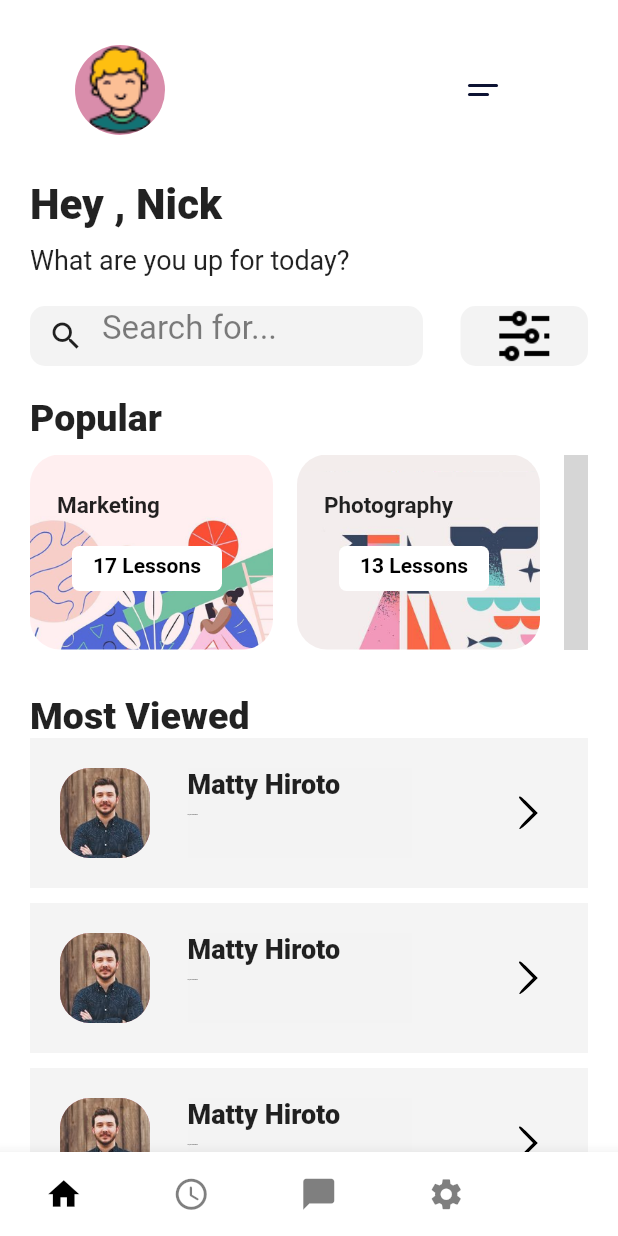
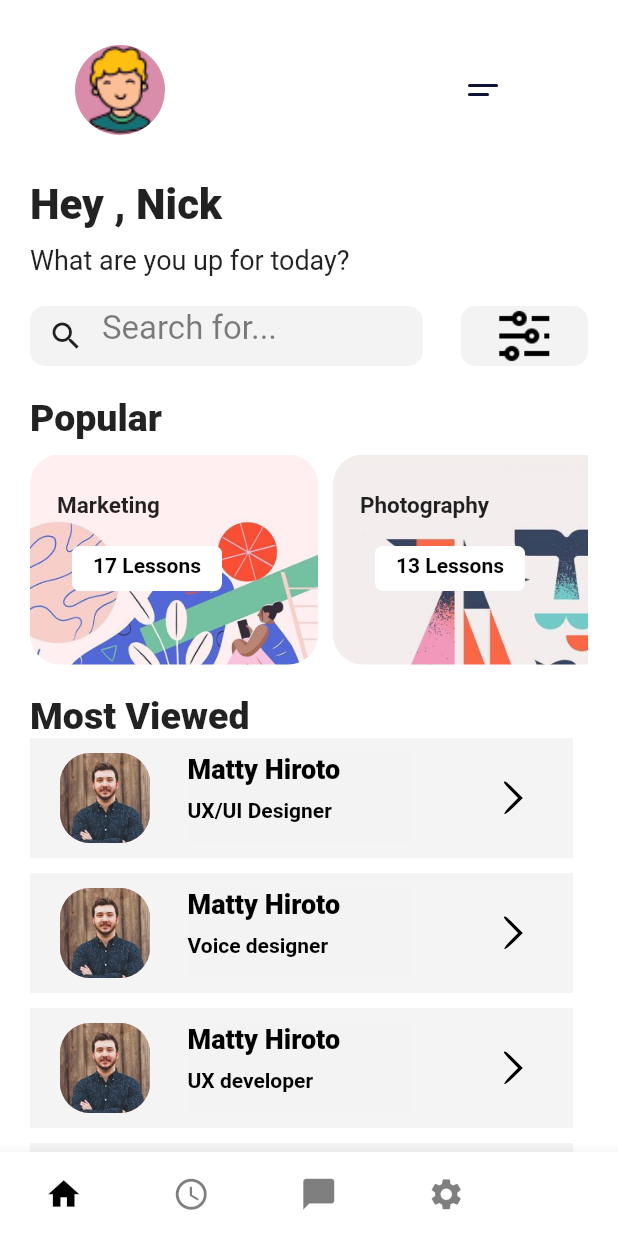
Before and after one commit to elyxiumtech/FPFA_01, a Flutter app: the screen it shows after launch, after a tap on "Start learning", on a phone screen of 412 x 824 dp. Run offline on Flutter 3.47's test engine with Material 2 defaults, Android fonts, the phone set to English and light mode, and no system bars; drawn by our look-alikes of animated_bottom_navigation_bar; our stand-ins replace flutter_svg; grey boxes are pictures that could not be loaded.

Commit message:
Done with Courseloop app

```diff
--- /dev/null
+++ b/lib/Screens/course_schdeule.dart
@@ -0,0 +1,108 @@
+import 'package:flutter/material.dart';
+import 'package:learncourse/widgets/course_progress.dart';
+
+class Schedule extends StatelessWidget {
+  //const Schedule({ Key? key }) : super//(key: key);
+
+  @override
+  Widget build(BuildContext context) {
+    return SafeArea(
+      child: SingleChildScrollView(
+        physics: NeverScrollableScrollPhysics(),
+        child: Container(
+          height: MediaQuery.of(context).size.height,
+          //color: Colors.yellow,
+          child: Column(
+            children: [
+              Row(
+                mainAxisAlignment: MainAxisAlignment.center,
+                //crossAxisAlignment: CrossAxisAlignment.center,
+                children: [
+                  Container(
+                    margin: EdgeInsets.only(top: 20, bottom: 20),
+                    color: Colors.white,
+                    child: Text(
+                      "Course Schedule",
+                      style:
+                          TextStyle(fontSize: 35, fontWeight: FontWeight.w900),
+                    ),
+                  )
+                ],
+              ),
+              Row(
+                mainAxisAlignment: MainAxisAlignment.center,
+                children: [
+                  Stack(children: [
+                    Container(
+                        height: MediaQuery.of(context).size.height - 500,
+                        margin: EdgeInsets.only(right: 16),
+                        width: MediaQuery.of(context).size.width - 100,
+                        decoration: BoxDecoration(
+                            image: DecorationImage(
+                                image:
+                                    AssetImage("assets/images/vr_course.jpg"),
+                                fit: BoxFit.cover),
+                            borderRadius: BorderRadius.circular(20))),
+                    Padding(
+                        padding: const EdgeInsets.only(
+                            top: 100, right: 30, left: 40),
+                        child: Column(
+                            crossAxisAlignment: CrossAxisAlignment.start,
+                            children: <Widget>[
+                              Text('VR and AR',
+                                  style: TextStyle(
+                                    color: Colors.white,
+                                    fontSize: 25,
+                                    fontWeight: FontWeight.w900,
+                                  )),
+                              SizedBox(
+                                height: 8,
+                              ),
+                              Text('Learn the basics of AR and \n VR content',
+                                  style: TextStyle(
+                                    fontSize: 14,
+                                    color: Colors.white,
+                                    fontWeight: FontWeight.w600,
+                                  ))
+                            ]))
+                  ])
+                ],
+              ),
+              Row(
+                mainAxisAlignment: MainAxisAlignment.start,
+                //crossAxisAlignment: CrossAxisAlignment.center,
+                children: [
+                  Container(
+                    margin: EdgeInsets.only(left: 35, top: 20, bottom: 10),
+                    color: Colors.white,
+                    child: Text(
+                      "Sep 22nd 2021",
+                      style:
+                          TextStyle(fontSize: 25, fontWeight: FontWeight.w900),
+                    ),
+                  )
+                ],
+              ),
+              Row(
+                mainAxisAlignment: MainAxisAlignment.start,
+                //crossAxisAlignment: CrossAxisAlignment.center,
+                children: [
+                  Container(
+                    margin: EdgeInsets.only(left: 35, top: 0, bottom: 15),
+                    color: Colors.white,
+                    child: Text(
+                      "17 lessons",
+                      style:
+                          TextStyle(fontSize: 18, fontWeight: FontWeight.w600),
+                    ),
+                  )
+                ],
+              ),
+              CourseProgress(),
+            ],
+          ),
+        ),
+      ),
+    );
+  }
+}
--- a/lib/Screens/home_screen.dart
+++ b/lib/Screens/home_screen.dart
@@ -1,7 +1,7 @@
 import 'package:animated_bottom_navigation_bar/animated_bottom_navigation_bar.dart';
 import 'package:flutter/material.dart';
 import 'package:learncourse/Screens/chat_screen.dart';
-import 'package:learncourse/Screens/schedule.dart';
+import 'package:learncourse/Screens/course_schdeule.dart';
 //import 'package:learncourse/widgets/home_appBar.dart';
 import 'package:learncourse/widgets/homepage_body.dart';
 
@@ -46,7 +46,8 @@ class _HomeScreen extends State<HomeScreen> {
   }
 
   Widget getFooter() {
-    return AnimatedBottomNavigationBar(
+    return Container(
+        child: AnimatedBottomNavigationBar(
       icons: [
         Icons.home,
         Icons.schedule_rounded,
@@ -61,13 +62,14 @@ class _HomeScreen extends State<HomeScreen> {
 
       //notchSmoothness: NotchSmoothness.softEdge,
       leftCornerRadius: 0,
+
       iconSize: 25,
       rightCornerRadius: 0,
       onTap: (index) {
         selectedTab(index);
       },
-      //other params
-    );
+    ) //other params
+        );
   }
 
   selectedTab(index) {
--- a/lib/Screens/schedule.dart
+++ /dev/null
@@ -1,102 +0,0 @@
-import 'package:flutter/material.dart';
-import 'package:learncourse/widgets/course_progress.dart';
-
-class Schedule extends StatelessWidget {
-  //const Schedule({ Key? key }) : super//(key: key);
-
-  @override
-  Widget build(BuildContext context) {
-    return SingleChildScrollView(
-      // physics: NeverScrollableScrollPhysics(),
-      child: Container(
-        height: MediaQuery.of(context).size.height,
-        //color: Colors.yellow,
-        child: Column(
-          children: [
-            Row(
-              mainAxisAlignment: MainAxisAlignment.center,
-              //crossAxisAlignment: CrossAxisAlignment.center,
-              children: [
-                Container(
-                  margin: EdgeInsets.only(top: 20, bottom: 20),
-                  color: Colors.white,
-                  child: Text(
-                    "Course Schedule",
-                    style: TextStyle(fontSize: 35, fontWeight: FontWeight.w900),
-                  ),
-                )
-              ],
-            ),
-            Row(
-              mainAxisAlignment: MainAxisAlignment.center,
-              children: [
-                Stack(children: [
-                  Container(
-                      height: MediaQuery.of(context).size.height - 500,
-                      margin: EdgeInsets.only(right: 16),
-                      width: MediaQuery.of(context).size.width - 100,
-                      decoration: BoxDecoration(
-                          image: DecorationImage(
-                              image: AssetImage("assets/images/vr_course.jpg"),
-                              fit: BoxFit.cover),
-                          borderRadius: BorderRadius.circular(20))),
-                  Padding(
-                      padding:
-                          const EdgeInsets.only(top: 100, right: 30, left: 40),
-                      child: Column(
-                          crossAxisAlignment: CrossAxisAlignment.start,
-                          children: <Widget>[
-                            Text('VR and AR',
-                                style: TextStyle(
-                                  color: Colors.white,
-                                  fontSize: 25,
-                                  fontWeight: FontWeight.w900,
-                                )),
-                            SizedBox(
-                              height: 8,
-                            ),
-                            Text('Learn the basics of AR and \n VR content',
-                                style: TextStyle(
-                                  fontSize: 14,
-                                  color: Colors.white,
-                                  fontWeight: FontWeight.w600,
-                                ))
-                          ]))
-                ])
-              ],
-            ),
-            Row(
-              mainAxisAlignment: MainAxisAlignment.start,
-              //crossAxisAlignment: CrossAxisAlignment.center,
-              children: [
-                Container(
-                  margin: EdgeInsets.only(left: 35, top: 20, bottom: 10),
-                  color: Colors.white,
-                  child: Text(
-                    "Sep 22nd 2021",
-                    style: TextStyle(fontSize: 25, fontWeight: FontWeight.w900),
-                  ),
-                )
-              ],
-            ),
-            Row(
-              mainAxisAlignment: MainAxisAlignment.start,
-              //crossAxisAlignment: CrossAxisAlignment.center,
-              children: [
-                Container(
-                  margin: EdgeInsets.only(left: 35, top: 0, bottom: 10),
-                  color: Colors.white,
-                  child: Text(
-                    "17 lessons",
-                    style: TextStyle(fontSize: 18, fontWeight: FontWeight.w600),
-                  ),
-                )
-              ],
-            ),
-            CourseProgress(),
-          ],
-        ),
-      ),
-    );
-  }
-}
--- a/lib/providers/courses.dart
+++ b/lib/providers/courses.dart
@@ -9,19 +9,23 @@ const List<Color> cardColor = [
 const List course_desc = [
   {
     'course_module': '1.1 Understanding basics',
-    'course_submodule': "Termins and examples  "
+    'course_submodule': "Termins and examples  ",
+    "time": "10:30am - 1:00pm",
   },
   {
     'course_module': '1.2 Creating first AR app',
-    'course_submodule': " Create your first AR app"
+    'course_submodule': " Create your first AR app",
+    "time": "1:00pm - 02:30pm ",
   },
   {
-    'course_module': '1.1 Understanding basics',
-    'course_submodule': "Termins and examples  "
+    'course_module': '1.3 Understanding basics',
+    'course_submodule': "Termins and examples  ",
+    "time": "2:30pm - 04:00pm",
   },
   {
-    'course_module': '1.1 Understanding basics',
-    'course_submodule': "Termins and examples  "
+    'course_module': '1.4 Understanding basics',
+    'course_submodule': "Termins and examples  ",
+    "time": "04:00pm - 05:30pm",
   }
 ];
 const List online_data_one = [
@@ -66,17 +70,17 @@ const List instructor_data = [
   },
   {
     "instructor_img": "assets/images/11.jpg",
-    "instructor_pos": "UX/UI Designer",
+    "instructor_pos": "Voice designer",
     "instructor_name": "Matty Hiroto"
   },
   {
     "instructor_img": "assets/images/11.jpg",
-    "instructor_pos": "UX/UI Designer",
+    "instructor_pos": "UX developer",
     "instructor_name": "Matty Hiroto"
   },
   {
     "instructor_img": "assets/images/11.jpg",
-    "instructor_pos": "UX/UI Designer",
+    "instructor_pos": "UX writer",
     "instructor_name": "Matty Hiroto"
   }
 ];
--- a/lib/widgets/course_progress.dart
+++ b/lib/widgets/course_progress.dart
@@ -10,6 +10,7 @@ class CourseProgress extends StatelessWidget {
       child: SingleChildScrollView(
         //physics: NeverScrollableScrollPhysics(),
         child: ListView.builder(
+            physics: NeverScrollableScrollPhysics(),
             scrollDirection: Axis.vertical,
             shrinkWrap: true,
             itemCount: cardColor.length,
@@ -42,7 +43,7 @@ class CourseProgress extends StatelessWidget {
                         Row(
                           children: [
                             Container(
-                              height: 190,
+                              height: 170,
                               //height: MediaQuery.of(context).size.height - 250,
                               width: 2,
                               // width: MediaQuery.of(context).size.width - 50,
@@ -63,7 +64,7 @@ class CourseProgress extends StatelessWidget {
                         crossAxisAlignment: CrossAxisAlignment.start,
                         children: [
                           Container(
-                            margin: EdgeInsets.only(top: 0, bottom: 35),
+                            margin: EdgeInsets.only(top: 0, bottom: 20),
                             color: Colors.white,
                             child: Text(
                               " 10:30am - 1:30 pm",
@@ -77,8 +78,9 @@ class CourseProgress extends StatelessWidget {
                         children: [
                           Stack(children: [
                             Container(
+                              margin: EdgeInsets.only(bottom: 20),
                               height: 130,
-                              width: 330,
+                              width: 300,
                               decoration: BoxDecoration(
                                 borderRadius: BorderRadius.circular(20),
                                 color: cardColor[i].withOpacity(0.6),
@@ -94,17 +96,18 @@ class CourseProgress extends StatelessWidget {
                                       Text(
                                         course_desc[i]['course_module'],
                                         style: TextStyle(
-                                            fontSize: 15,
-                                            fontWeight: FontWeight.bold),
+                                            fontSize: 18,
+                                            fontWeight: FontWeight.w600),
                                       ),
                                       SizedBox(
                                         height: 8,
                                       ),
                                       Text(course_desc[i]['course_submodule'],
                                           style: TextStyle(
-                                              fontSize: 14,
-                                              color: Colors.black
-                                                  .withOpacity(0.6)))
+                                              fontSize: 16,
+                                              color:
+                                                  Colors.black.withOpacity(0.7),
+                                              fontWeight: FontWeight.w500))
                                     ]))
                           ]),
                         ],
--- a/lib/widgets/homepage_body.dart
+++ b/lib/widgets/homepage_body.dart
@@ -113,7 +113,7 @@ class HomeBody extends StatelessWidget {
                 height: 20,
               ),
               Row(
-                  mainAxisAlignment: MainAxisAlignment.spaceBetween,
+                  //mainAxisAlignment: MainAxisAlignment.spaceBetween,
                   children: <Widget>[
                     Text(
                       "Most Viewed",
@@ -124,8 +124,7 @@ class HomeBody extends StatelessWidget {
               Column(
                 children: [
                   Row(children: [
-                    Expanded(
-                      child: Container(
+                    Container(
                       margin: EdgeInsets.only(bottom: 0),
                       //height: MediaQuery.of(context).size.height,
                       width: MediaQuery.of(context).size.width - 50,
@@ -133,7 +132,6 @@ class HomeBody extends StatelessWidget {
                           color: Color(0xffFFFF),
                           borderRadius: BorderRadius.circular(10)),
                       child: MostViewedCourses(),
-                      ),
                     ),
                   ]),
                 ],
--- a/lib/widgets/most_viewed.dart
+++ b/lib/widgets/most_viewed.dart
@@ -19,7 +19,7 @@ class MostViewedCourses extends StatelessWidget {
               mainAxisAlignment: MainAxisAlignment.spaceBetween,
               children: <Widget>[
                 Padding(
-                  padding: const EdgeInsets.only(top: 20.0, bottom: 20),
+                  padding: const EdgeInsets.only(top: 10.0, bottom: 10),
                   child: Row(
                     children: [
                       Container(
@@ -50,7 +50,9 @@ class MostViewedCourses extends StatelessWidget {
                               child: Text(
                                 instructor_data[i]['instructor_name'],
                                 style: TextStyle(
-                                    fontSize: 18, fontWeight: FontWeight.w900),
+                                    color: Colors.black,
+                                    fontSize: 18,
+                                    fontWeight: FontWeight.w900),
                               ),
                             ),
                           ]),
@@ -62,7 +64,9 @@ class MostViewedCourses extends StatelessWidget {
                               child: Text(
                                 instructor_data[i]['instructor_pos'],
                                 style: TextStyle(
-                                    fontSize: 1, fontWeight: FontWeight.w600),
+                                    color: Colors.black,
+                                    fontSize: 14,
+                                    fontWeight: FontWeight.w600),
                               ),
                             ),
                           ]),
--- a/lib/widgets/popularCourses.dart
+++ b/lib/widgets/popularCourses.dart
@@ -7,12 +7,13 @@ class PopularCourses extends StatelessWidget {
   @override
   Widget build(BuildContext context) {
     return ListView.builder(
+      //physics: NeverScrollableScrollPhysics(),
       itemBuilder: (c, i) {
         return Stack(children: [
           Container(
-              height: 130,
-              margin: EdgeInsets.only(right: 16),
-              width: MediaQuery.of(context).size.width - 250,
+              height: 150,
+              margin: EdgeInsets.only(right: 10),
+              width: MediaQuery.of(context).size.width - 220,
               decoration: BoxDecoration(
                   image: DecorationImage(
                       image: AssetImage(online_data_one[i]['img']),
```
Lines whose indentation alone changed are shown as unchanged.
